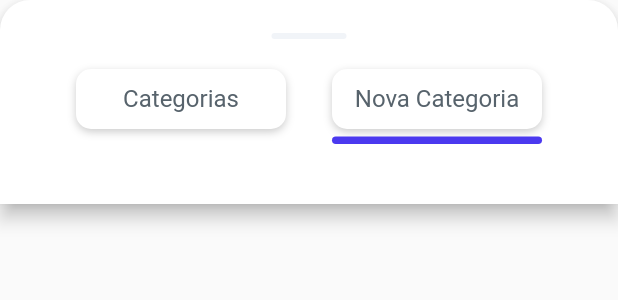
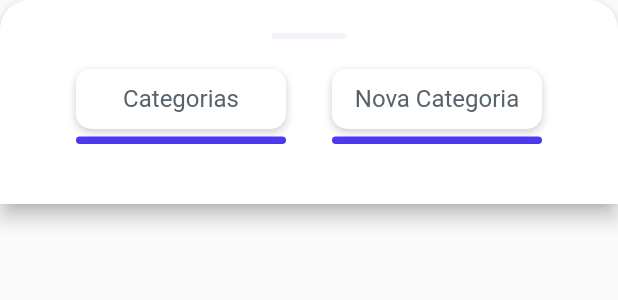
Before and after one commit to SandroCast/FinanFacil, a Flutter app: the AcoesCategoriasWidget widget shown alone on an empty page, opened directly, on a phone screen of 412 x 824 dp. Shown: the top 300 px of the screen. Run offline on Flutter 3.47's test engine with Material 3 defaults, Android fonts, the phone set to English and light mode, and no system bars; drawn by our look-alikes of flutter_animate; our stand-ins replace auto_size_text, badges, dropdown_button2, font_awesome_flutter, from_css_color, go_router and 6 more; missing offline and left inert: json_path; accounts and stored records are empty; network calls fail; Roboto replaces fonts that are missing (Readex Pro); statements that could not run were skipped.

Commit message:
Updating to latest FlutterFlow output.

```diff
--- a/lib/components/acoes_categorias_widget.dart
+++ b/lib/components/acoes_categorias_widget.dart
@@ -181,11 +181,7 @@ class _AcoesCategoriasWidgetState extends State<AcoesCategoriasWidget>
                                       ),
                                     ),
                                   ),
-                                  Opacity(
-                                    opacity: FFAppState().abaCategoria == 1
-                                        ? 1.0
-                                        : 0.0,
-                                    child: Padding(
+                                  Padding(
                                     padding: EdgeInsetsDirectional.fromSTEB(
                                         0.0, 5.0, 0.0, 0.0),
                                     child: Container(
@@ -196,7 +192,6 @@ class _AcoesCategoriasWidgetState extends State<AcoesCategoriasWidget>
                                             .primary,
                                         borderRadius:
                                             BorderRadius.circular(5.0),
-                                        ),
                                       ),
                                     ),
                                   ),
@@ -246,11 +241,7 @@ class _AcoesCategoriasWidgetState extends State<AcoesCategoriasWidget>
                                       ),
                                     ),
                                   ),
-                                  Opacity(
-                                    opacity: FFAppState().abaCategoria == 2
-                                        ? 1.0
-                                        : 0.0,
-                                    child: Padding(
+                                  Padding(
                                     padding: EdgeInsetsDirectional.fromSTEB(
                                         0.0, 5.0, 0.0, 0.0),
                                     child: Container(
@@ -261,7 +252,6 @@ class _AcoesCategoriasWidgetState extends State<AcoesCategoriasWidget>
                                             .primary,
                                         borderRadius:
                                             BorderRadius.circular(5.0),
-                                        ),
                                       ),
                                     ),
                                   ),
```
Lines whose indentation alone changed are shown as unchanged.
